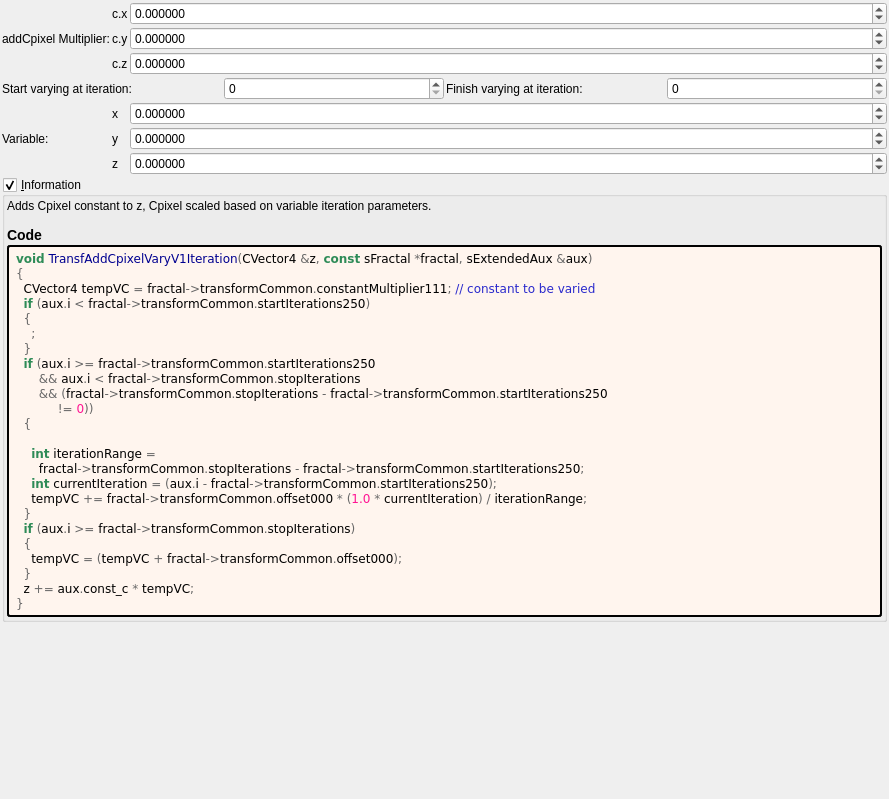
The window that mandelbulber2/formula/ui/transf_add_cpixel_vary_v1.ui (buddhi1980/mandelbulber2) describes before a commit, drawn with Qt 5.
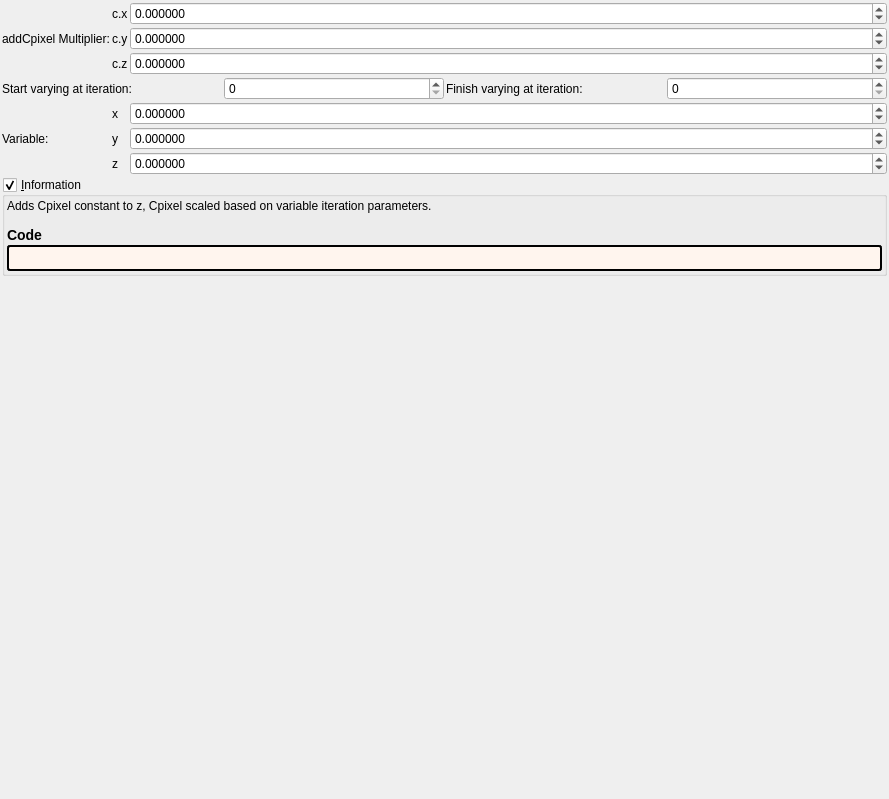
The same window after the commit. Custom widgets are drawn as their Qt base class.

```diff
--- a/mandelbulber2/formula/ui/transf_add_cpixel_vary_v1.ui
+++ b/mandelbulber2/formula/ui/transf_add_cpixel_vary_v1.ui
@@ -364,33 +364,7 @@
          <string notr="true">border-style: outset; border-width: 2px; border-radius: 3px; border-color: black; background-color: #fff5ee; padding: 4px;</string>
         </property>
         <property name="text">
-         <string notr="true">&lt;body style=&quot;background-color:#fff5ee&quot;&gt;
-&lt;pre style=&quot;color:#000000; background-color:#fff5ee;  font-family:'Courier New',monospace;&quot;&gt;&lt;span style=&quot;color:#2e8b57; font-weight:bold&quot;&gt;void&lt;/span&gt; &lt;span style=&quot;color:#00008f&quot;&gt;TransfAddCpixelVaryV1Iteration&lt;/span&gt;&lt;span style=&quot;color:#676767&quot;&gt;(&lt;/span&gt;CVector4 &lt;span style=&quot;color:#676767&quot;&gt;&amp;amp;&lt;/span&gt;z&lt;span style=&quot;color:#676767&quot;&gt;,&lt;/span&gt; &lt;span style=&quot;color:#2e8b57; font-weight:bold&quot;&gt;const&lt;/span&gt; sFractal &lt;span style=&quot;color:#676767&quot;&gt;*&lt;/span&gt;fractal&lt;span style=&quot;color:#676767&quot;&gt;,&lt;/span&gt; sExtendedAux &lt;span style=&quot;color:#676767&quot;&gt;&amp;amp;&lt;/span&gt;aux&lt;span style=&quot;color:#676767&quot;&gt;)&lt;/span&gt;
-&lt;span style=&quot;color:#676767&quot;&gt;{&lt;/span&gt;
-  CVector4 tempVC &lt;span style=&quot;color:#676767&quot;&gt;=&lt;/span&gt; fractal&lt;span style=&quot;color:#676767&quot;&gt;-&amp;gt;&lt;/span&gt;transformCommon&lt;span style=&quot;color:#676767&quot;&gt;.&lt;/span&gt;constantMultiplier111&lt;span style=&quot;color:#676767&quot;&gt;;&lt;/span&gt; &lt;span style=&quot;color:#2929cc&quot;&gt;// constant to be varied&lt;/span&gt;
-  &lt;span style=&quot;color:#2e8b57; font-weight:bold&quot;&gt;if&lt;/span&gt; &lt;span style=&quot;color:#676767&quot;&gt;(&lt;/span&gt;aux&lt;span style=&quot;color:#676767&quot;&gt;.&lt;/span&gt;i &lt;span style=&quot;color:#676767&quot;&gt;&amp;lt;&lt;/span&gt; fractal&lt;span style=&quot;color:#676767&quot;&gt;-&amp;gt;&lt;/span&gt;transformCommon&lt;span style=&quot;color:#676767&quot;&gt;.&lt;/span&gt;startIterations250&lt;span style=&quot;color:#676767&quot;&gt;)&lt;/span&gt;
-  &lt;span style=&quot;color:#676767&quot;&gt;{&lt;/span&gt;
-    &lt;span style=&quot;color:#676767&quot;&gt;;&lt;/span&gt;
-  &lt;span style=&quot;color:#676767&quot;&gt;}&lt;/span&gt;
-  &lt;span style=&quot;color:#2e8b57; font-weight:bold&quot;&gt;if&lt;/span&gt; &lt;span style=&quot;color:#676767&quot;&gt;(&lt;/span&gt;aux&lt;span style=&quot;color:#676767&quot;&gt;.&lt;/span&gt;i &lt;span style=&quot;color:#676767&quot;&gt;&amp;gt;=&lt;/span&gt; fractal&lt;span style=&quot;color:#676767&quot;&gt;-&amp;gt;&lt;/span&gt;transformCommon&lt;span style=&quot;color:#676767&quot;&gt;.&lt;/span&gt;startIterations250
-      &lt;span style=&quot;color:#676767&quot;&gt;&amp;amp;&amp;amp;&lt;/span&gt; aux&lt;span style=&quot;color:#676767&quot;&gt;.&lt;/span&gt;i &lt;span style=&quot;color:#676767&quot;&gt;&amp;lt;&lt;/span&gt; fractal&lt;span style=&quot;color:#676767&quot;&gt;-&amp;gt;&lt;/span&gt;transformCommon&lt;span style=&quot;color:#676767&quot;&gt;.&lt;/span&gt;stopIterations
-      &lt;span style=&quot;color:#676767&quot;&gt;&amp;amp;&amp;amp; (&lt;/span&gt;fractal&lt;span style=&quot;color:#676767&quot;&gt;-&amp;gt;&lt;/span&gt;transformCommon&lt;span style=&quot;color:#676767&quot;&gt;.&lt;/span&gt;stopIterations &lt;span style=&quot;color:#676767&quot;&gt;-&lt;/span&gt; fractal&lt;span style=&quot;color:#676767&quot;&gt;-&amp;gt;&lt;/span&gt;transformCommon&lt;span style=&quot;color:#676767&quot;&gt;.&lt;/span&gt;startIterations250
-           &lt;span style=&quot;color:#676767&quot;&gt;!=&lt;/span&gt; &lt;span style=&quot;color:#ff1493&quot;&gt;0&lt;/span&gt;&lt;span style=&quot;color:#676767&quot;&gt;))&lt;/span&gt;
-  &lt;span style=&quot;color:#676767&quot;&gt;{&lt;/span&gt;
-
-    &lt;span style=&quot;color:#2e8b57; font-weight:bold&quot;&gt;int&lt;/span&gt; iterationRange &lt;span style=&quot;color:#676767&quot;&gt;=&lt;/span&gt;
-      fractal&lt;span style=&quot;color:#676767&quot;&gt;-&amp;gt;&lt;/span&gt;transformCommon&lt;span style=&quot;color:#676767&quot;&gt;.&lt;/span&gt;stopIterations &lt;span style=&quot;color:#676767&quot;&gt;-&lt;/span&gt; fractal&lt;span style=&quot;color:#676767&quot;&gt;-&amp;gt;&lt;/span&gt;transformCommon&lt;span style=&quot;color:#676767&quot;&gt;.&lt;/span&gt;startIterations250&lt;span style=&quot;color:#676767&quot;&gt;;&lt;/span&gt;
-    &lt;span style=&quot;color:#2e8b57; font-weight:bold&quot;&gt;int&lt;/span&gt; currentIteration &lt;span style=&quot;color:#676767&quot;&gt;= (&lt;/span&gt;aux&lt;span style=&quot;color:#676767&quot;&gt;.&lt;/span&gt;i &lt;span style=&quot;color:#676767&quot;&gt;-&lt;/span&gt; fractal&lt;span style=&quot;color:#676767&quot;&gt;-&amp;gt;&lt;/span&gt;transformCommon&lt;span style=&quot;color:#676767&quot;&gt;.&lt;/span&gt;startIterations250&lt;span style=&quot;color:#676767&quot;&gt;);&lt;/span&gt;
-    tempVC &lt;span style=&quot;color:#676767&quot;&gt;+=&lt;/span&gt; fractal&lt;span style=&quot;color:#676767&quot;&gt;-&amp;gt;&lt;/span&gt;transformCommon&lt;span style=&quot;color:#676767&quot;&gt;.&lt;/span&gt;offset000 &lt;span style=&quot;color:#676767&quot;&gt;* (&lt;/span&gt;&lt;span style=&quot;color:#ff1493&quot;&gt;1.0&lt;/span&gt; &lt;span style=&quot;color:#676767&quot;&gt;*&lt;/span&gt; currentIteration&lt;span style=&quot;color:#676767&quot;&gt;) /&lt;/span&gt; iterationRange&lt;span style=&quot;color:#676767&quot;&gt;;&lt;/span&gt;
-  &lt;span style=&quot;color:#676767&quot;&gt;}&lt;/span&gt;
-  &lt;span style=&quot;color:#2e8b57; font-weight:bold&quot;&gt;if&lt;/span&gt; &lt;span style=&quot;color:#676767&quot;&gt;(&lt;/span&gt;aux&lt;span style=&quot;color:#676767&quot;&gt;.&lt;/span&gt;i &lt;span style=&quot;color:#676767&quot;&gt;&amp;gt;=&lt;/span&gt; fractal&lt;span style=&quot;color:#676767&quot;&gt;-&amp;gt;&lt;/span&gt;transformCommon&lt;span style=&quot;color:#676767&quot;&gt;.&lt;/span&gt;stopIterations&lt;span style=&quot;color:#676767&quot;&gt;)&lt;/span&gt;
-  &lt;span style=&quot;color:#676767&quot;&gt;{&lt;/span&gt;
-    tempVC &lt;span style=&quot;color:#676767&quot;&gt;= (&lt;/span&gt;tempVC &lt;span style=&quot;color:#676767&quot;&gt;+&lt;/span&gt; fractal&lt;span style=&quot;color:#676767&quot;&gt;-&amp;gt;&lt;/span&gt;transformCommon&lt;span style=&quot;color:#676767&quot;&gt;.&lt;/span&gt;offset000&lt;span style=&quot;color:#676767&quot;&gt;);&lt;/span&gt;
-  &lt;span style=&quot;color:#676767&quot;&gt;}&lt;/span&gt;
-  z &lt;span style=&quot;color:#676767&quot;&gt;+=&lt;/span&gt; aux&lt;span style=&quot;color:#676767&quot;&gt;.&lt;/span&gt;const_c &lt;span style=&quot;color:#676767&quot;&gt;*&lt;/span&gt; tempVC&lt;span style=&quot;color:#676767&quot;&gt;;&lt;/span&gt;
-&lt;span style=&quot;color:#676767&quot;&gt;}&lt;/span&gt;
-&lt;/pre&gt;
-&lt;/body&gt;</string>
+         <string notr="true"></string>
         </property>
         <property name="wordWrap">
          <bool>true</bool>
```
